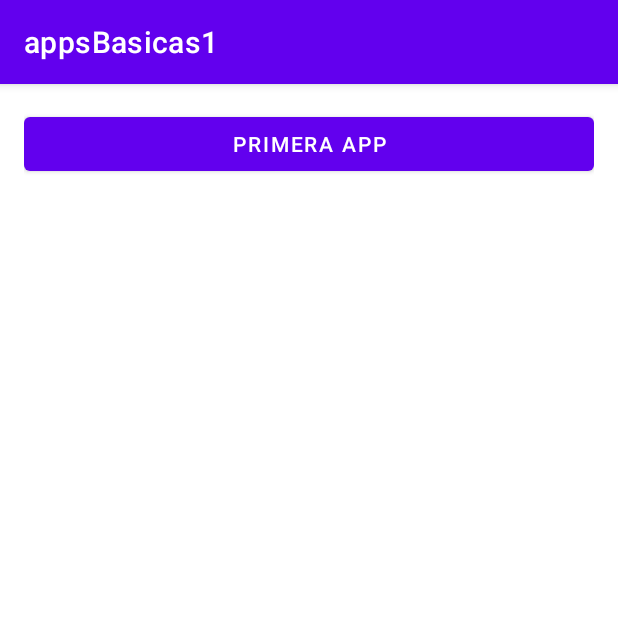
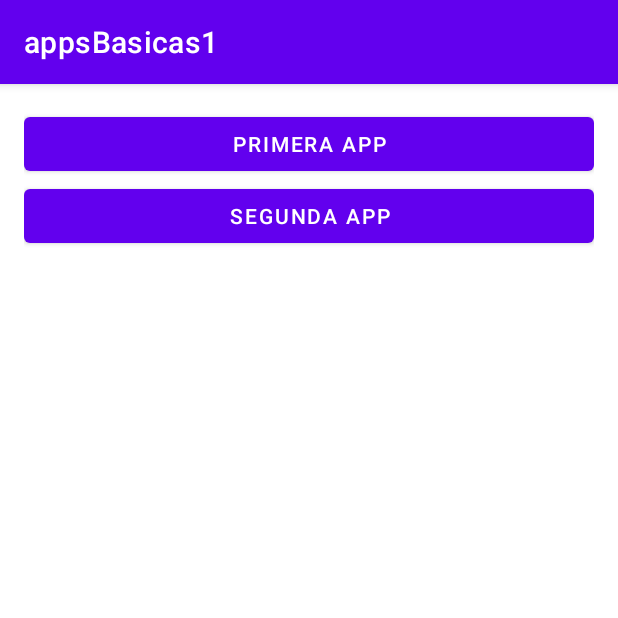
Before and after one commit to jucaicedoa/practica_2023, an Android app: the screen it shows after launch (PantallaInicialActivity), on a phone screen of 412 x 824 dp, the top half of it. Run offline under Robolectric (Android 15) with nearby library versions, the phone set to English and light mode, and no system bars.

Commit message:
avance app2

```diff
--- a/practica_kotlin/appsBasicas1/app/src/main/AndroidManifest.xml
+++ b/practica_kotlin/appsBasicas1/app/src/main/AndroidManifest.xml
@@ -13,6 +13,9 @@
         android:theme="@style/Theme.AppsBasicas1"
         tools:targetApi="31">
         <activity
+            android:name=".apps.app2.App2Activity"
+            android:exported="false" />
+        <activity
             android:name=".apps.PantallaInicialActivity"
             android:exported="true">
             <intent-filter>
@@ -26,8 +29,7 @@
             android:exported="false" />
         <activity
             android:name=".apps.app1.App1Activity"
-            android:exported="true">
-        </activity>
+            android:exported="true"></activity>
     </application>
 
 </manifest>
--- a/practica_kotlin/appsBasicas1/app/src/main/java/com/jucaicedoa/appsbasicas1/apps/PantallaInicialActivity.kt
+++ b/practica_kotlin/appsBasicas1/app/src/main/java/com/jucaicedoa/appsbasicas1/apps/PantallaInicialActivity.kt
@@ -13,7 +13,13 @@ class PantallaInicialActivity : AppCompatActivity() {
         setContentView(R.layout.activity_pantalla_inicial)
         //Botón y evento  app1
         val BtnApp1 = findViewById<Button>(R.id.BtnApp1)
+        val BtnApp2 = findViewById<Button>(R.id.BtnApp2)
         BtnApp1.setOnClickListener { funcionaBoton1() }
+        BtnApp2.setOnClickListener{ funcionaBoton2()}
+    }
+
+    private fun funcionaBoton2() {
+
     }
 
     private fun funcionaBoton1(){
--- a/practica_kotlin/appsBasicas1/app/src/main/res/layout/activity_pantalla_inicial.xml
+++ b/practica_kotlin/appsBasicas1/app/src/main/res/layout/activity_pantalla_inicial.xml
@@ -5,6 +5,7 @@
     android:layout_width="match_parent"
     android:layout_height="match_parent"
     android:layout_margin="16dp"
+    android:orientation="vertical"
     tools:context=".apps.PantallaInicialActivity">
 
     <Button
@@ -14,4 +15,15 @@
         android:text="Primera App"
 
         />
+
+    <Button
+        android:id="@+id/BtnApp2"
+        android:layout_width="match_parent"
+        android:layout_height="wrap_content"
+        android:text="Segunda App"
+
+        />
+
+
+
 </androidx.appcompat.widget.LinearLayoutCompat>
```
Also changed, not shown: practica_kotlin/appsBasicas1/app/src/main/java/com/jucaicedoa/appsbasicas1/apps/app2/App2Activity.kt (added, +12 -0 lines), practica_kotlin/appsBasicas1/app/src/main/res/layout/activity_app2.xml (added, +9 -0 lines).
